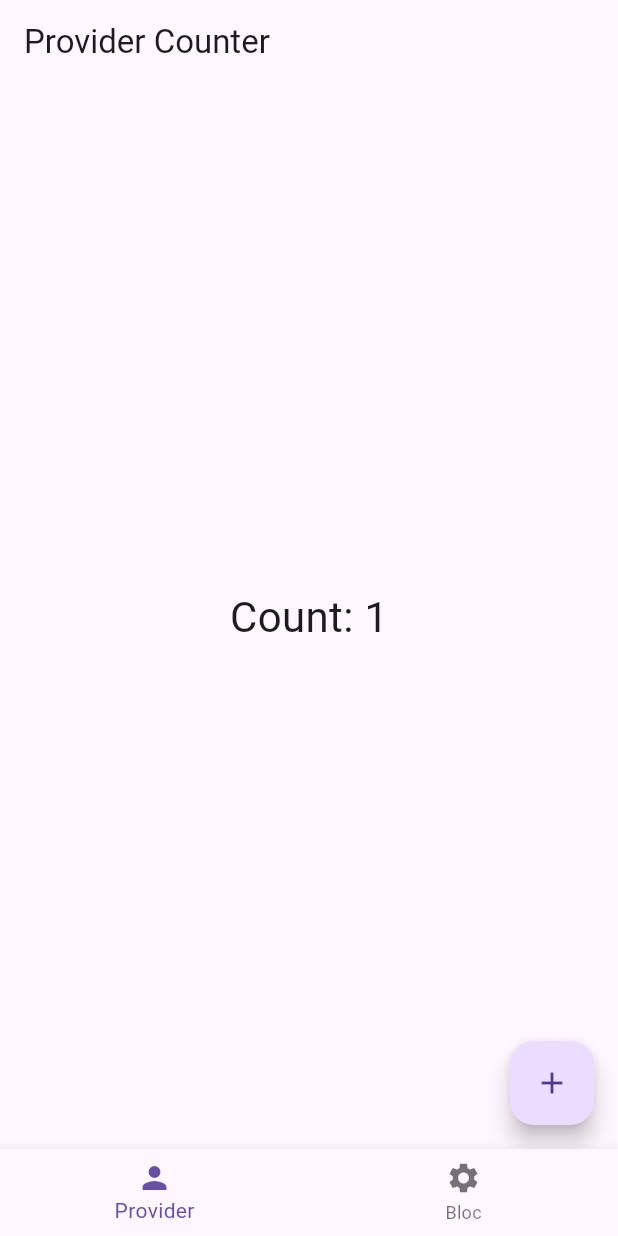
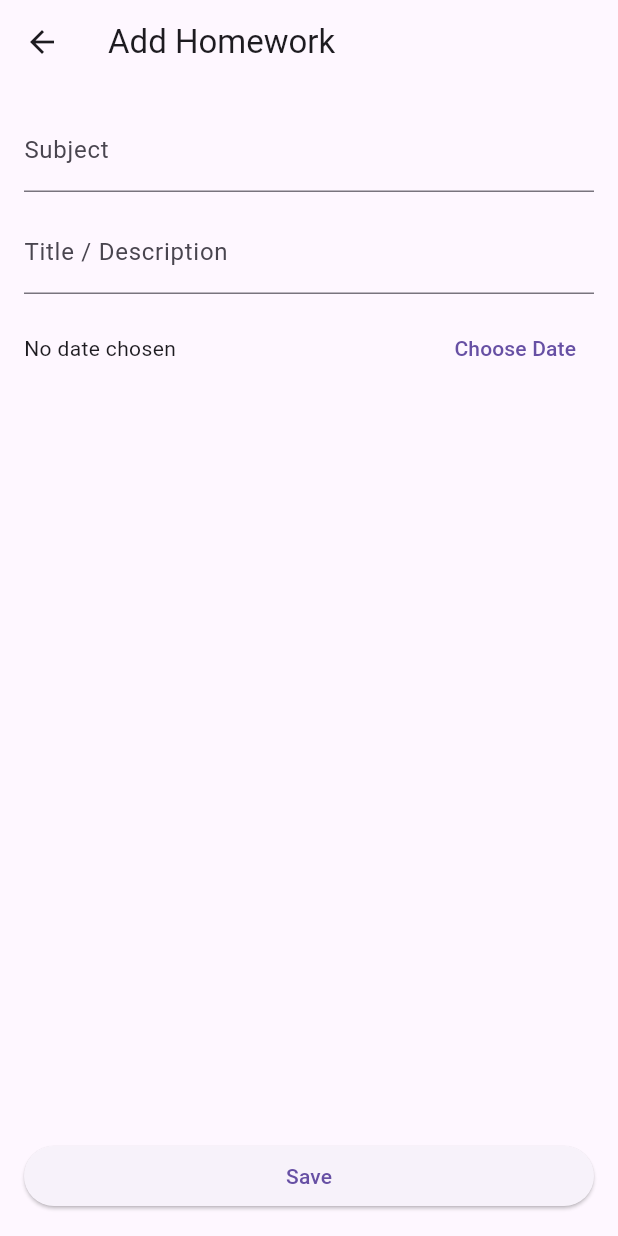
Before and after one commit to YanekAUA/MobileAppDevelopmentCourse, a Flutter app: the screen it shows after launch, after a tap on the "add" icon, on a phone screen of 412 x 824 dp. Run offline on Flutter 3.47's test engine with Material 3 defaults, Android fonts, the phone set to English and light mode, and no system bars; our stand-ins replace flutter_bloc.

Commit message:
Refactor app to implement homework tracking functionality with Bloc pattern, replacing counter logic and updating navigation structure.

```diff
--- a/lib/main.dart
+++ b/lib/main.dart
@@ -1,8 +1,6 @@
 import 'package:flutter/material.dart';
-import 'package:provider/provider.dart';
 import 'package:flutter_bloc/flutter_bloc.dart';
-import 'src/providers/counter_provider.dart';
-import 'src/blocs/counter_bloc.dart';
+import 'src/blocs/homework_bloc.dart';
 import 'src/router/app_router.dart';
 
 void main() {
@@ -29,18 +27,12 @@ class _MainAppState extends State<MainApp> {
 
   @override
   Widget build(BuildContext context) {
-    return MultiProvider(
-      providers: [
-        ChangeNotifierProvider(create: (_) => CounterProvider()),
-        // BlocProvider is below inside BlocProvider to allow access in subtree
-      ],
-      child: BlocProvider(
-        create: (_) => CounterBloc(),
-        child: MaterialApp.router(
-          title: 'Navigation2 Counter App',
-          routerDelegate: _routerDelegate,
-          routeInformationParser: _routeParser,
-        ),
+    return BlocProvider(
+      create: (_) => HomeworkBloc(),
+      child: MaterialApp.router(
+        title: 'Homework Tracker',
+        routerDelegate: _routerDelegate,
+        routeInformationParser: _routeParser,
       ),
     );
   }
--- a/lib/src/blocs/counter_bloc.dart
+++ /dev/null
@@ -1,11 +0,0 @@
-import 'package:flutter_bloc/flutter_bloc.dart';
-import 'counter_event.dart';
-import 'counter_state.dart';
-
-class CounterBloc extends Bloc<CounterEvent, CounterState> {
-  CounterBloc() : super(const CounterState(0)) {
-    on<CounterIncremented>((event, emit) {
-      emit(CounterState(state.count + 1));
-    });
-  }
-}
--- a/lib/src/blocs/counter_event.dart
+++ /dev/null
@@ -1,3 +0,0 @@
-abstract class CounterEvent {}
-
-class CounterIncremented extends CounterEvent {}
--- a/lib/src/blocs/counter_state.dart
+++ /dev/null
@@ -1,4 +0,0 @@
-class CounterState {
-  final int count;
-  const CounterState(this.count);
-}
--- /dev/null
+++ b/lib/src/blocs/homework_bloc.dart
@@ -0,0 +1,34 @@
+import 'package:flutter_bloc/flutter_bloc.dart';
+import '../models/homework.dart';
+import 'homework_event.dart';
+import 'homework_state.dart';
+
+class HomeworkBloc extends Bloc<HomeworkEvent, HomeworkState> {
+  HomeworkBloc() : super(const HomeworkState()) {
+    on<AddHomework>(_onAddHomework);
+    on<ToggleHomeworkCompleted>(_onToggleCompleted);
+  }
+
+  void _onAddHomework(AddHomework event, Emitter<HomeworkState> emit) {
+    // Ensure the homework has an id; generate if missing using timestamp
+    final hw = event.homework.id.isEmpty
+        ? event.homework.copyWith(
+            id: DateTime.now().millisecondsSinceEpoch.toString(),
+          )
+        : event.homework;
+
+    final updated = List<Homework>.from(state.items)..add(hw);
+    emit(state.copyWith(items: updated));
+  }
+
+  void _onToggleCompleted(
+    ToggleHomeworkCompleted event,
+    Emitter<HomeworkState> emit,
+  ) {
+    final updated = state.items.map((hw) {
+      if (hw.id != event.id) return hw;
+      return hw.copyWith(completed: !hw.completed);
+    }).toList();
+    emit(state.copyWith(items: updated));
+  }
+}
--- /dev/null
+++ b/lib/src/blocs/homework_event.dart
@@ -0,0 +1,13 @@
+import '../models/homework.dart';
+
+abstract class HomeworkEvent {}
+
+class AddHomework extends HomeworkEvent {
+  final Homework homework;
+  AddHomework(this.homework);
+}
+
+class ToggleHomeworkCompleted extends HomeworkEvent {
+  final String id;
+  ToggleHomeworkCompleted(this.id);
+}
--- /dev/null
+++ b/lib/src/blocs/homework_state.dart
@@ -0,0 +1,9 @@
+import '../models/homework.dart';
+
+class HomeworkState {
+  final List<Homework> items;
+  const HomeworkState({this.items = const []});
+
+  HomeworkState copyWith({List<Homework>? items}) =>
+      HomeworkState(items: items ?? this.items);
+}
--- /dev/null
+++ b/lib/src/models/homework.dart
@@ -0,0 +1,31 @@
+class Homework {
+  final String id;
+  final String subject;
+  final String title;
+  final DateTime dueDate;
+  final bool completed;
+
+  Homework({
+    required this.id,
+    required this.subject,
+    required this.title,
+    required this.dueDate,
+    this.completed = false,
+  });
+
+  Homework copyWith({
+    String? id,
+    String? subject,
+    String? title,
+    DateTime? dueDate,
+    bool? completed,
+  }) {
+    return Homework(
+      id: id ?? this.id,
+      subject: subject ?? this.subject,
+      title: title ?? this.title,
+      dueDate: dueDate ?? this.dueDate,
+      completed: completed ?? this.completed,
+    );
+  }
+}
--- /dev/null
+++ b/lib/src/pages/add_homework_page.dart
@@ -0,0 +1,109 @@
+import 'package:flutter/material.dart';
+import 'package:flutter_bloc/flutter_bloc.dart';
+import '../models/homework.dart';
+import '../blocs/homework_bloc.dart';
+import '../blocs/homework_event.dart';
+
+class AddHomeworkPage extends StatefulWidget {
+  final VoidCallback onSaved;
+  const AddHomeworkPage({super.key, required this.onSaved});
+
+  @override
+  State<AddHomeworkPage> createState() => _AddHomeworkPageState();
+}
+
+class _AddHomeworkPageState extends State<AddHomeworkPage> {
+  final _formKey = GlobalKey<FormState>();
+  final _subjectController = TextEditingController();
+  final _titleController = TextEditingController();
+  DateTime? _dueDate;
+
+  @override
+  void dispose() {
+    _subjectController.dispose();
+    _titleController.dispose();
+    super.dispose();
+  }
+
+  Future<void> _pickDate() async {
+    final now = DateTime.now();
+    final picked = await showDatePicker(
+      context: context,
+      initialDate: now,
+      firstDate: now.subtract(const Duration(days: 365)),
+      lastDate: now.add(const Duration(days: 365 * 5)),
+    );
+    if (picked != null) setState(() => _dueDate = picked);
+  }
+
+  void _save() {
+    if (!_formKey.currentState!.validate()) return;
+    if (_dueDate == null) {
+      ScaffoldMessenger.of(
+        context,
+      ).showSnackBar(const SnackBar(content: Text('Please select a due date')));
+      return;
+    }
+
+    final hw = Homework(
+      id: '',
+      subject: _subjectController.text.trim(),
+      title: _titleController.text.trim(),
+      dueDate: _dueDate!,
+    );
+
+    context.read<HomeworkBloc>().add(AddHomework(hw));
+    widget.onSaved();
+  }
+
+  @override
+  Widget build(BuildContext context) {
+    return Scaffold(
+      appBar: AppBar(title: const Text('Add Homework')),
+      body: Padding(
+        padding: const EdgeInsets.all(16.0),
+        child: Form(
+          key: _formKey,
+          child: Column(
+            crossAxisAlignment: CrossAxisAlignment.stretch,
+            children: [
+              TextFormField(
+                controller: _subjectController,
+                decoration: const InputDecoration(labelText: 'Subject'),
+                validator: (v) =>
+                    (v == null || v.trim().isEmpty) ? 'Enter subject' : null,
+              ),
+              const SizedBox(height: 12),
+              TextFormField(
+                controller: _titleController,
+                decoration: const InputDecoration(
+                  labelText: 'Title / Description',
+                ),
+                validator: (v) =>
+                    (v == null || v.trim().isEmpty) ? 'Enter title' : null,
+              ),
+              const SizedBox(height: 12),
+              Row(
+                children: [
+                  Expanded(
+                    child: Text(
+                      _dueDate == null
+                          ? 'No date chosen'
+                          : 'Due: ${_dueDate!.toLocal().toString().split(' ').first}',
+                    ),
+                  ),
+                  TextButton(
+                    onPressed: _pickDate,
+                    child: const Text('Choose Date'),
+                  ),
+                ],
+              ),
+              const Spacer(),
+              ElevatedButton(onPressed: _save, child: const Text('Save')),
+            ],
+          ),
+        ),
+      ),
+    );
+  }
+}
--- a/lib/src/pages/bloc_counter_page.dart
+++ /dev/null
@@ -1,28 +0,0 @@
-import 'package:flutter/material.dart';
-import 'package:flutter_bloc/flutter_bloc.dart';
-import '../blocs/counter_bloc.dart';
-import '../blocs/counter_event.dart';
-import '../blocs/counter_state.dart';
-
-class BlocCounterPage extends StatelessWidget {
-  const BlocCounterPage({super.key});
-
-  @override
-  Widget build(BuildContext context) {
-    return Scaffold(
-      appBar: AppBar(title: const Text('Bloc Counter')),
-      body: Center(
-        child: BlocBuilder<CounterBloc, CounterState>(
-          builder: (context, state) => Text(
-            'Count: ${state.count}',
-            style: const TextStyle(fontSize: 28),
-          ),
-        ),
-      ),
-      floatingActionButton: FloatingActionButton(
-        onPressed: () => context.read<CounterBloc>().add(CounterIncremented()),
-        child: const Icon(Icons.add),
-      ),
-    );
-  }
-}
--- /dev/null
+++ b/lib/src/pages/homework_list_page.dart
@@ -0,0 +1,53 @@
+import 'package:flutter/material.dart';
+import 'package:flutter_bloc/flutter_bloc.dart';
+import '../blocs/homework_bloc.dart';
+import '../blocs/homework_state.dart';
+import '../blocs/homework_event.dart';
+
+class HomeworkListPage extends StatelessWidget {
+  final void Function() onAdd;
+  const HomeworkListPage({super.key, required this.onAdd});
+
+  @override
+  Widget build(BuildContext context) {
+    return Scaffold(
+      appBar: AppBar(title: const Text('Homework Tracker')),
+      body: BlocBuilder<HomeworkBloc, HomeworkState>(
+        builder: (context, state) {
+          final items = state.items;
+          if (items.isEmpty) {
+            return const Center(child: Text('No homework tasks yet'));
+          }
+
+          return ListView.separated(
+            padding: const EdgeInsets.all(8),
+            itemCount: items.length,
+            separatorBuilder: (_, __) => const Divider(),
+            itemBuilder: (context, index) {
+              final hw = items[index];
+              return ListTile(
+                leading: Checkbox(
+                  value: hw.completed,
+                  onChanged: (_) => context.read<HomeworkBloc>().add(
+                    ToggleHomeworkCompleted(hw.id),
+                  ),
+                ),
+                title: Text(hw.title),
+                subtitle: Text(
+                  '${hw.subject} • Due ${hw.dueDate.toLocal().toString().split(' ').first}',
+                ),
+                trailing: hw.completed
+                    ? const Icon(Icons.check_circle, color: Colors.green)
+                    : null,
+              );
+            },
+          );
+        },
+      ),
+      floatingActionButton: FloatingActionButton(
+        onPressed: onAdd,
+        child: const Icon(Icons.add),
+      ),
+    );
+  }
+}
--- a/lib/src/pages/provider_counter_page.dart
+++ /dev/null
@@ -1,26 +0,0 @@
-import 'package:flutter/material.dart';
-import 'package:provider/provider.dart';
-import '../providers/counter_provider.dart';
-
-class ProviderCounterPage extends StatelessWidget {
-  const ProviderCounterPage({super.key});
-
-  @override
-  Widget build(BuildContext context) {
-    final provider = context.watch<CounterProvider>();
-
-    return Scaffold(
-      appBar: AppBar(title: const Text('Provider Counter')),
-      body: Center(
-        child: Text(
-          'Count: ${provider.count}',
-          style: const TextStyle(fontSize: 28),
-        ),
-      ),
-      floatingActionButton: FloatingActionButton(
-        onPressed: provider.increment,
-        child: const Icon(Icons.add),
-      ),
-    );
-  }
-}
--- a/lib/src/router/app_router.dart
+++ b/lib/src/router/app_router.dart
@@ -1,12 +1,12 @@
 import 'package:flutter/material.dart';
-import '../pages/provider_counter_page.dart';
-import '../pages/bloc_counter_page.dart';
+import '../pages/homework_list_page.dart';
+import '../pages/add_homework_page.dart';
 
-enum AppTab { provider, bloc }
+enum AppPage { list, add }
 
 class AppRoutePath {
-  final AppTab tab;
-  AppRoutePath(this.tab);
+  final AppPage page;
+  AppRoutePath(this.page);
 }
 
 class AppRouteInformationParser extends RouteInformationParser<AppRoutePath> {
@@ -15,19 +15,19 @@ class AppRouteInformationParser extends RouteInformationParser<AppRoutePath> {
     RouteInformation routeInformation,
   ) async {
     final uri = Uri.parse(routeInformation.location);
-    if (uri.pathSegments.isEmpty) return AppRoutePath(AppTab.provider);
+    if (uri.pathSegments.isEmpty) return AppRoutePath(AppPage.list);
     final first = uri.pathSegments.first;
-    if (first == 'bloc') return AppRoutePath(AppTab.bloc);
-    return AppRoutePath(AppTab.provider);
+    if (first == 'add') return AppRoutePath(AppPage.add);
+    return AppRoutePath(AppPage.list);
   }
 
   @override
   RouteInformation? restoreRouteInformation(AppRoutePath configuration) {
-    switch (configuration.tab) {
-      case AppTab.provider:
+    switch (configuration.page) {
+      case AppPage.list:
         return const RouteInformation(location: '/');
-      case AppTab.bloc:
-        return const RouteInformation(location: '/bloc');
+      case AppPage.add:
+        return const RouteInformation(location: '/add');
     }
   }
 }
@@ -36,75 +36,58 @@ class AppRouterDelegate extends RouterDelegate<AppRoutePath>
     with ChangeNotifier, PopNavigatorRouterDelegateMixin<AppRoutePath> {
   final GlobalKey<NavigatorState> navigatorKey;
 
-  AppTab _currentTab = AppTab.provider;
+  AppPage _page = AppPage.list;
 
   AppRouterDelegate() : navigatorKey = GlobalKey<NavigatorState>();
 
-  AppTab get currentTab => _currentTab;
+  void goToList() {
+    _page = AppPage.list;
+    notifyListeners();
+  }
 
-  void setTab(AppTab tab) {
-    if (_currentTab != tab) {
-      _currentTab = tab;
-      notifyListeners();
-    }
+  void goToAdd() {
+    _page = AppPage.add;
+    notifyListeners();
   }
 
   @override
-  AppRoutePath get currentConfiguration => AppRoutePath(_currentTab);
+  AppRoutePath get currentConfiguration => AppRoutePath(_page);
 
   @override
   Widget build(BuildContext context) {
+    final pages = <Page>[];
+    pages.add(
+      MaterialPage(
+        key: const ValueKey('HomeworkList'),
+        child: HomeworkListPage(onAdd: goToAdd),
+      ),
+    );
+    if (_page == AppPage.add) {
+      pages.add(
+        MaterialPage(
+          key: const ValueKey('AddHomework'),
+          child: AddHomeworkPage(onSaved: goToList),
+        ),
+      );
+    }
+
     return Navigator(
       key: navigatorKey,
-      pages: [
-        MaterialPage(
-          key: const ValueKey('TabShell'),
-          child: TabShell(currentTab: _currentTab, onTabSelected: setTab),
-        ),
-      ],
-      onPopPage: (route, result) => route.didPop(result),
+      pages: pages,
+      onPopPage: (route, result) {
+        if (!route.didPop(result)) return false;
+        // On pop from Add page, go back to list
+        if (_page == AppPage.add) {
+          _page = AppPage.list;
+          notifyListeners();
+        }
+        return true;
+      },
     );
   }
 
   @override
   Future<void> setNewRoutePath(AppRoutePath configuration) async {
-    _currentTab = configuration.tab;
+    _page = configuration.page;
   }
 }
-
-class TabShell extends StatelessWidget {
-  final AppTab currentTab;
-  final ValueChanged<AppTab> onTabSelected;
-
-  const TabShell({
-    super.key,
-    required this.currentTab,
-    required this.onTabSelected,
-  });
-
-  @override
-  Widget build(BuildContext context) {
-    Widget body;
-    switch (currentTab) {
-      case AppTab.provider:
-        body = const ProviderCounterPage();
-        break;
-      case AppTab.bloc:
-        body = const BlocCounterPage();
-        break;
-    }
-
-    return Scaffold(
-      body: body,
-      bottomNavigationBar: BottomNavigationBar(
-        currentIndex: currentTab == AppTab.provider ? 0 : 1,
-        items: const [
-          BottomNavigationBarItem(icon: Icon(Icons.person), label: 'Provider'),
-          BottomNavigationBarItem(icon: Icon(Icons.settings), label: 'Bloc'),
-        ],
-        onTap: (index) =>
-            onTabSelected(index == 0 ? AppTab.provider : AppTab.bloc),
-      ),
-    );
-  }
-}
```
